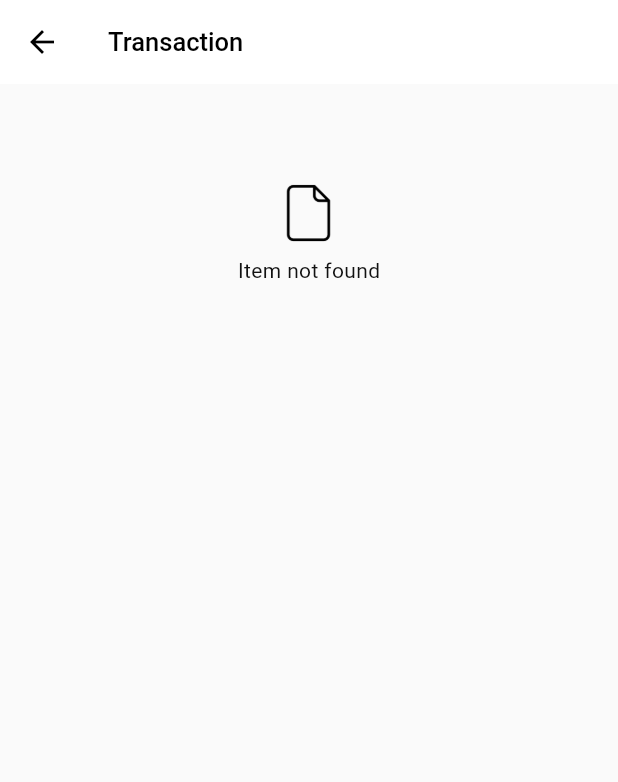
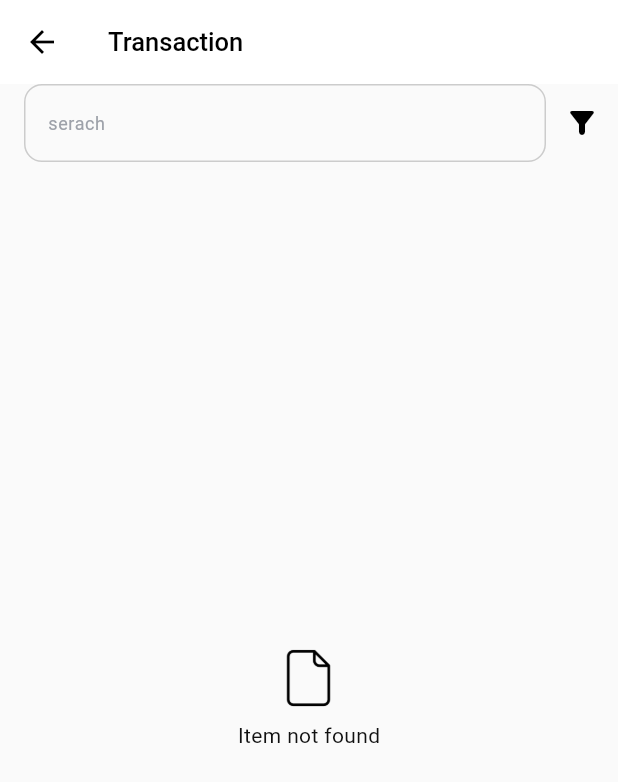
Before and after one commit to erfanegtfi/street-bank, a Flutter app: the TransactionListScreen screen opened directly, on a phone screen of 412 x 824 dp. Shown: the top 782 px of the screen. Run offline on Flutter 3.47's test engine with Material 3 defaults, Android fonts, the phone set to English and light mode, and no system bars; our stand-ins replace connectivity_plus, dio, floor, flutter_riverpod, freezed_annotation, get_it and 4 more; accounts and stored records are empty; generated files the repository leaves out were written again; network calls fail.

Commit message:
added transaction search

```diff
--- /dev/null
+++ b/lib/features/account/domain/usecase/params/transaction_filter_params.dart
@@ -0,0 +1,8 @@
+import 'package:street_bank/features/account/domain/usecase/params/transaction_type.dart';
+
+class TransactionFilterParam {
+  String? name;
+  TransactionTyoe? type;
+
+  TransactionFilterParam({this.name, this.type});
+}
--- /dev/null
+++ b/lib/features/account/domain/usecase/params/transaction_type.dart
@@ -0,0 +1 @@
+enum TransactionTyoe { credit, debit }
--- a/lib/features/account/domain/usecase/transaction_list_usecase.dart
+++ b/lib/features/account/domain/usecase/transaction_list_usecase.dart
@@ -11,7 +11,7 @@ class TransactionListUsecase {
   Stream<DataResponse<List<Transaction>?>> call(RepositoryStrategy strategy) async* {
     if (strategy == RepositoryStrategy.offlineFirst) {
       yield DataResponse.success(await accountRepository.getAllTransactionsLocal());
-      await accountRepository.getAllTransactionsRemote();
+      yield await accountRepository.getAllTransactionsRemote();
       yield DataResponse.success(await accountRepository.getAllTransactionsLocal());
     } else if (strategy == RepositoryStrategy.offline)
       yield DataResponse.success(await accountRepository.getAllTransactionsLocal());
--- a/lib/features/account/presenter/di/account_module.dart
+++ b/lib/features/account/presenter/di/account_module.dart
@@ -6,6 +6,7 @@ import 'package:street_bank/features/account/data/data_source/remote/account_rem
 import 'package:street_bank/features/account/data/repository/account_repository.dart';
 import 'package:street_bank/features/account/domain/repositories/account_repository.dart';
 import 'package:street_bank/features/account/domain/usecase/get_account_balance_usecase.dart';
+import 'package:street_bank/features/account/domain/usecase/transaction_filter_list_usecase.dart';
 import 'package:street_bank/features/account/domain/usecase/transaction_list_usecase.dart';
 
 @module
@@ -21,4 +22,6 @@ abstract class AccountModule {
   TransactionListUsecase get transactionListUsecase => TransactionListUsecase(accountRepository: locator<AccountRepository>());
   @injectable
   GetAccountBalanceUsecase get getAccountBalanceUsecase => GetAccountBalanceUsecase(accountRepository: locator<AccountRepository>());
+  @injectable
+  TransactionFilterUsecase get transactionFilterUsecase => TransactionFilterUsecase(accountRepository: locator<AccountRepository>());
 }
--- a/lib/features/account/presenter/transactions/transaction_list_provider.dart
+++ b/lib/features/account/presenter/transactions/transaction_list_provider.dart
@@ -6,21 +6,25 @@ import 'package:app_utils/states/view_state.dart';
 import 'package:flutter_riverpod/flutter_riverpod.dart';
 import 'package:street_bank/di/injector.dart';
 import 'package:street_bank/features/account/domain/entities/transaction.dart';
+import 'package:street_bank/features/account/domain/usecase/params/transaction_filter_params.dart';
+import 'package:street_bank/features/account/domain/usecase/transaction_filter_list_usecase.dart';
 import 'package:street_bank/features/account/domain/usecase/transaction_list_usecase.dart';
 
 final transactionListProvider = StateNotifierProvider.autoDispose<TransactionListNotifier, ViewState<List<Transaction>>>((ref) {
   TransactionListUsecase transactionListUsecase = locator<TransactionListUsecase>();
+  TransactionFilterUsecase transactionFilterUsecase = locator<TransactionFilterUsecase>();
 
-  return TransactionListNotifier(transactionListUsecase, ref);
+  return TransactionListNotifier(transactionListUsecase, transactionFilterUsecase, ref);
 });
 
 class TransactionListNotifier extends StateNotifier<ViewState<List<Transaction>>> {
   final TransactionListUsecase transactionListUsecase;
+  final TransactionFilterUsecase transactionFilterUsecase;
   late final StreamSubscription<DataResponse<List<Transaction>?>> _subscription;
 
   final Ref ref;
 
-  TransactionListNotifier(this.transactionListUsecase, this.ref) : super(ViewState.init());
+  TransactionListNotifier(this.transactionListUsecase, this.transactionFilterUsecase, this.ref) : super(ViewState.init());
 
   StreamSubscription<DataResponse<List<Transaction>?>> subscribeOnTransactions() {
     state = ViewState.loading();
@@ -37,6 +41,10 @@ class TransactionListNotifier extends StateNotifier<ViewState<List<Transaction>>
     return _subscription;
   }
 
+  filterList(TransactionFilterParam params) async {
+    state = ViewState.success(await transactionFilterUsecase(params) ?? []);
+  }
+
   @override
   void dispose() {
     _subscription.cancel();
--- a/lib/features/account/presenter/transactions/transaction_list_screen.dart
+++ b/lib/features/account/presenter/transactions/transaction_list_screen.dart
@@ -6,8 +6,11 @@ import 'package:app_widgets/widget_item_not_found.dart';
 import 'package:design_system/export_app_res.dart';
 import 'package:flutter/material.dart';
 import 'package:flutter_riverpod/flutter_riverpod.dart';
+import 'package:street_bank/features/account/domain/entities/transaction.dart';
+import 'package:street_bank/features/account/domain/usecase/params/transaction_filter_params.dart';
 import 'package:street_bank/features/account/presenter/transactions/item_transaction.dart';
 import 'package:street_bank/features/account/presenter/transactions/transaction_list_provider.dart';
+import 'package:street_bank/features/account/presenter/transactions/widgets/search_bar_widget.dart';
 
 class TransactionListScreen extends ConsumerStatefulWidget {
   const TransactionListScreen({super.key});
@@ -17,6 +20,7 @@ class TransactionListScreen extends ConsumerStatefulWidget {
 }
 
 class _TransactionListScreenState extends ConsumerState<TransactionListScreen> {
+  TransactionFilterParam params = TransactionFilterParam();
   @override
   void initState() {
     WidgetsBinding.instance.addPostFrameCallback((_) {
@@ -28,6 +32,7 @@ class _TransactionListScreenState extends ConsumerState<TransactionListScreen> {
 
   @override
   Widget build(BuildContext context) {
+    setup_transactionListProvider_listeners();
     return MyScaffold(
       body: getBody(),
       appBar: AppBar(title: Text(AppText.transactionScreenTitle)),
@@ -35,7 +40,16 @@ class _TransactionListScreenState extends ConsumerState<TransactionListScreen> {
   }
 
   Widget getBody() {
-    return Consumer(
+    return Column(
+      children: [
+        SearchBarWidget(
+          onTextChanged: (text) {
+            params.name = text;
+            ref.watch(transactionListProvider.notifier).filterList(params);
+          },
+        ),
+        Expanded(
+          child: Consumer(
             builder: (context, ref, __) {
               final result = ref.watch(transactionListProvider);
               return result.maybeWhen(
@@ -60,6 +74,15 @@ class _TransactionListScreenState extends ConsumerState<TransactionListScreen> {
                 ),
               );
             },
+          ),
+        ),
+      ],
     );
   }
+
+  setup_transactionListProvider_listeners() {
+    ref.listen<ViewState<List<Transaction>>>(transactionListProvider, (previous, next) {
+      next.maybeWhen(orElse: () {}, error: (error) {});
+    });
   }
+}
--- /dev/null
+++ b/lib/features/account/presenter/transactions/widgets/search_bar_widget.dart
@@ -0,0 +1,26 @@
+import 'package:app_widgets/input_text_field.dart';
+import 'package:design_system/app_dimen.dart';
+import 'package:flutter/material.dart';
+
+class SearchBarWidget extends StatelessWidget {
+  final Function(String) onTextChanged;
+  const SearchBarWidget({required this.onTextChanged, super.key});
+
+  @override
+  Widget build(BuildContext context) {
+    return Row(
+      children: [
+        SizedBox(width: AppDimen.horizontalSpacing),
+        Flexible(
+          child: MyInputTextField(
+            hint: "serach",
+            onTextChanged: (value) {
+              onTextChanged(value);
+            },
+          ),
+        ),
+        IconButton(onPressed: () {}, icon: Icon(Icons.filter_alt_rounded)),
+      ],
+    );
+  }
+}
```
Also changed, not shown: lib/features/account/domain/usecase/transaction_filter_list_usecase.dart (added, +25 -0 lines), lib/di/injector.config.dart, 1 other file. Lines whose indentation alone changed are shown as unchanged.
